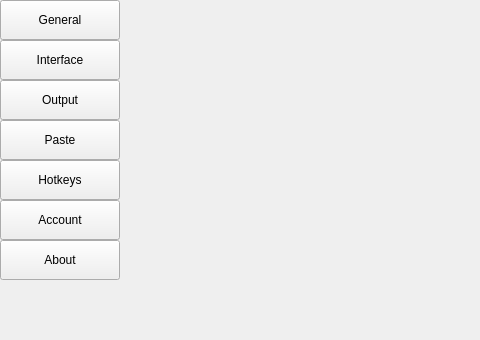
Before: the Qt Designer form src/ui/setting/sidesettingui.ui in XMuli/SunnyCapturer, drawn with Qt 5; both pictures show x 0 to 480 and y 0 to 340 of the 868 by 556 pixel window.
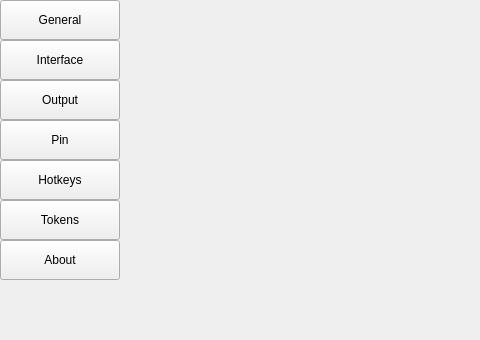
After: the same form once the commit is applied.

Diff of the .ui file:
```diff
--- a/src/ui/setting/sidesettingui.ui
+++ b/src/ui/setting/sidesettingui.ui
@@ -131,7 +131,7 @@
          </size>
         </property>
         <property name="text">
-         <string>Paste</string>
+         <string>Pin</string>
         </property>
        </widget>
       </item>
@@ -169,7 +169,7 @@
          </size>
         </property>
         <property name="text">
-         <string>Account</string>
+         <string>Tokens</string>
         </property>
        </widget>
       </item>
```
Left out of the diff: 4 changed lines with no effect on the pictures.
